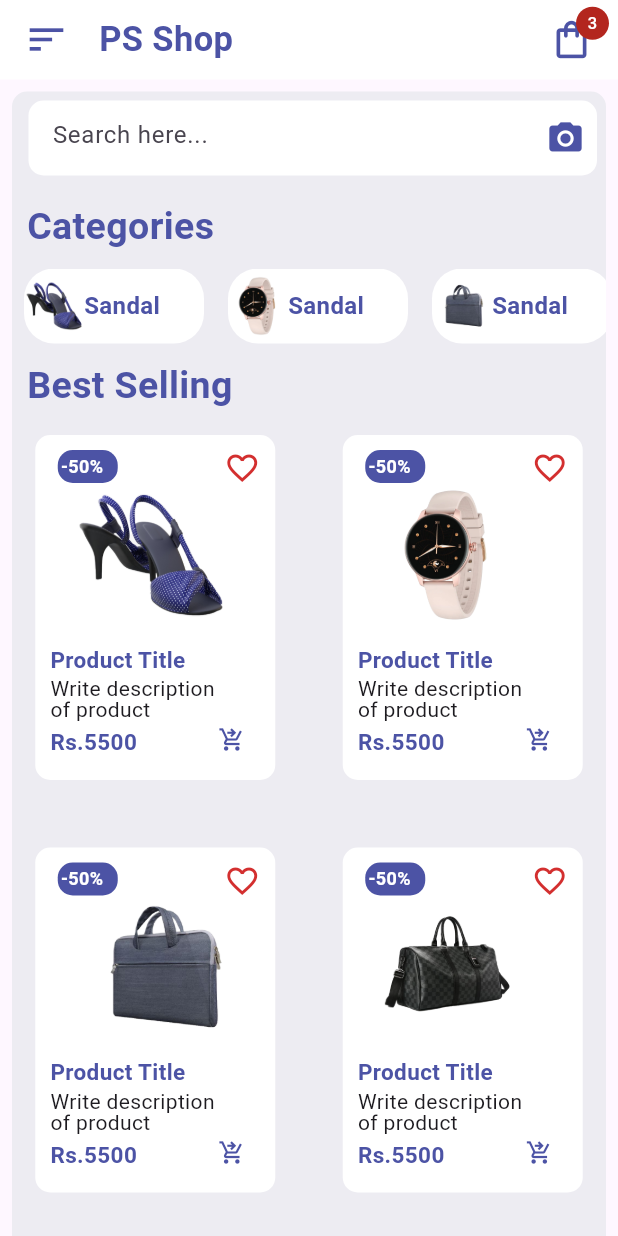
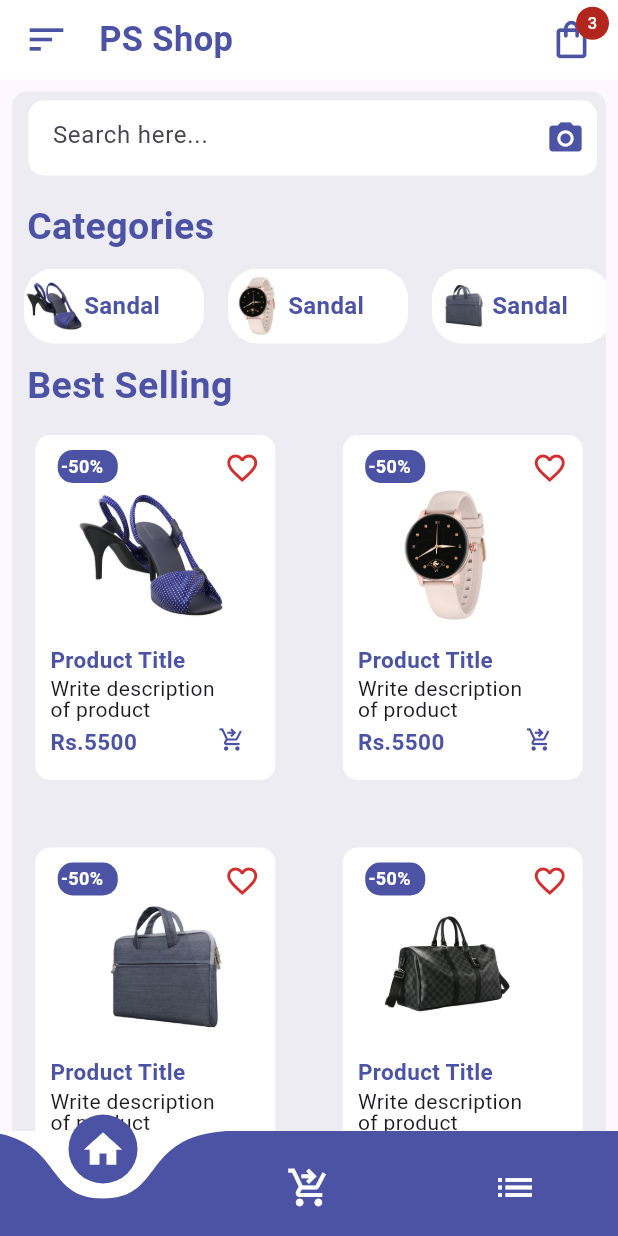
Before and after one commit to Pamod1478/E-Commerce-App, a Flutter app: the screen it shows after launch, on a phone screen of 412 x 824 dp. Run offline on Flutter 3.47's test engine with Material 3 defaults, Android fonts, the phone set to English and light mode, and no system bars; drawn by our look-alikes of curved_navigation_bar.

```diff
--- a/lib/pages/homepage.dart
+++ b/lib/pages/homepage.dart
@@ -2,6 +2,7 @@ import 'package:e_commerce_app/widgets/CategoriesWidget.dart';
 import 'package:e_commerce_app/widgets/HomeAppBar.dart';
 import 'package:e_commerce_app/widgets/itemsWidget.dart';
 import 'package:flutter/material.dart';
+import 'package:curved_navigation_bar/curved_navigation_bar.dart';
 
 class HomePage extends StatelessWidget {
   const HomePage({super.key});
@@ -108,6 +109,17 @@ class HomePage extends StatelessWidget {
             ],
           ),
         ),
+        bottomNavigationBar: CurvedNavigationBar(
+          color: Color(0XFF4C53A5),
+          height: 70,
+          backgroundColor: Colors.white,
+          onTap: (index) {},
+          items: [
+            Icon(Icons.home, size: 30, color: Colors.white),
+            Icon(Icons.shopping_cart_checkout, size: 30, color: Colors.white),
+            Icon(Icons.list, size: 30, color: Colors.white),
+          ],
+        ),
       ),
     );
   }
--- a/pubspec.yaml
+++ b/pubspec.yaml
@@ -34,7 +34,8 @@ dependencies:
   # The following adds the Cupertino Icons font to your application.
   # Use with the CupertinoIcons class for iOS style icons.
   cupertino_icons: ^1.0.8
-badges: ^3.1.2
+  badges: ^3.1.2
+  curved_navigation_bar: ^1.0.6
 
 dev_dependencies:
   flutter_test:
```
Also changed, not shown: pubspec.lock.
